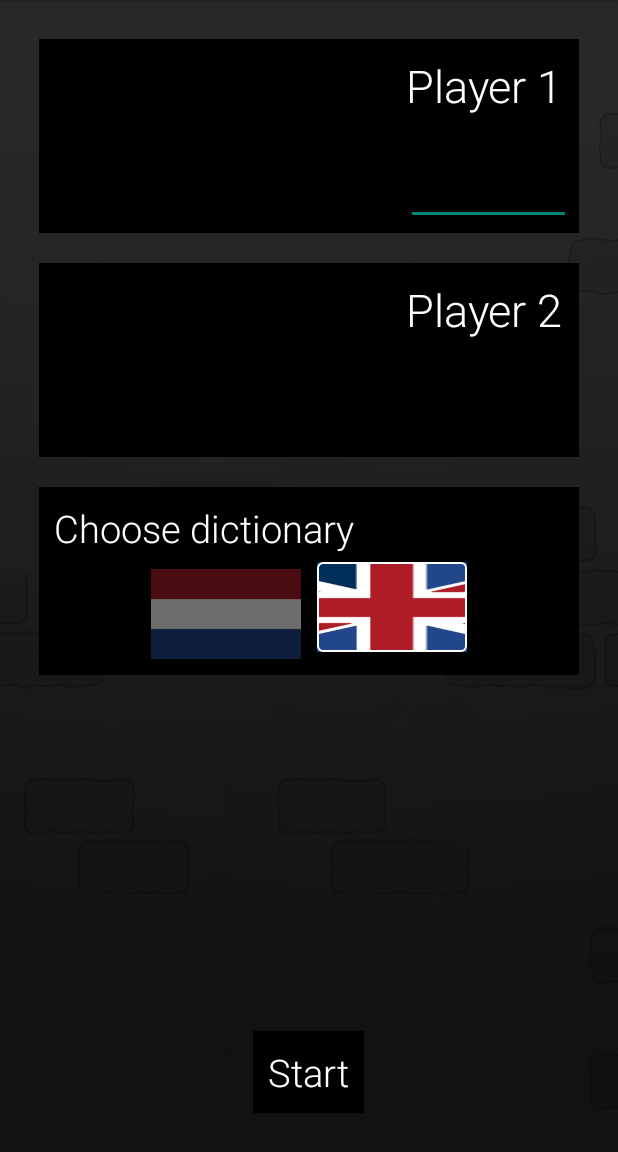
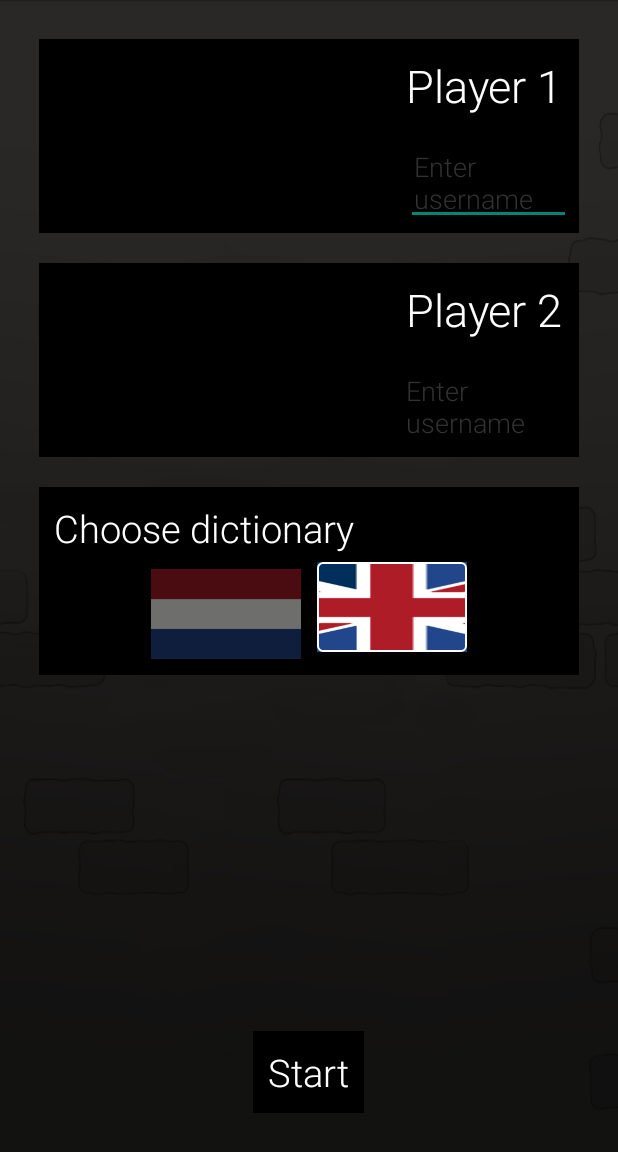
Before and after one commit to C0rine/Ghost, an Android app: the screen it shows after launch (GhostPlayerInput), after a tap on "New Game", on a phone screen of 412 x 824 dp, the part 84-1236 px from its top. Run offline under Robolectric (Android 15) with nearby library versions, the phone set to English and light mode, and no system bars; 4 statements that could not run were skipped.

Commit message:
Implemented autocomplete for username input

```diff
--- a/app/src/main/java/nl/mprog/ghost/GhostMainActivity.java
+++ b/app/src/main/java/nl/mprog/ghost/GhostMainActivity.java
@@ -20,7 +20,7 @@ public class GhostMainActivity extends BaseActivity {
         super.onCreate(savedInstanceState);
         setContentView(R.layout.activity_ghost_main);
 
-        Toast.makeText(this, "bg change on turn", Toast.LENGTH_SHORT).show();
+        Toast.makeText(this, "onFocus for both", Toast.LENGTH_SHORT).show();
     }
 
     @Override
--- a/app/src/main/java/nl/mprog/ghost/GhostPlayerInput.java
+++ b/app/src/main/java/nl/mprog/ghost/GhostPlayerInput.java
@@ -14,17 +14,23 @@ import android.view.Menu;
 import android.view.MenuItem;
 import android.view.View;
 import android.view.WindowManager;
+import android.widget.ArrayAdapter;
+import android.widget.AutoCompleteTextView;
 import android.widget.EditText;
 import android.widget.RadioButton;
 import android.widget.RadioGroup;
 import android.widget.Toast;
 
+import com.google.gson.Gson;
+
+import java.util.HashMap;
 import java.util.Objects;
+import java.util.Set;
 
 public class GhostPlayerInput extends BaseActivity {
 
-    EditText player1_input;
-    EditText player2_input;
+    AutoCompleteTextView player1_input;
+    AutoCompleteTextView player2_input;
 
     RadioGroup dictionaryoptions;
     RadioButton radiobuttonnl;
@@ -34,25 +40,66 @@ public class GhostPlayerInput extends BaseActivity {
     String player2name;
     Integer selectedIdRadio;
     String dict;
+    Highscores highscore;
 
     @Override
     protected void onCreate(Bundle savedInstanceState) {
         super.onCreate(savedInstanceState);
         setContentView(R.layout.activity_ghost_player_input);
 
-        // make sure the keyboard does not automatically pop-up
-        this.getWindow().setSoftInputMode(WindowManager.LayoutParams.SOFT_INPUT_STATE_ALWAYS_HIDDEN);
-
-        player1_input = (EditText) findViewById(R.id.player1_edittext);
-        player2_input = (EditText) findViewById(R.id.player2_edittext);
-
         dictionaryoptions = (RadioGroup) findViewById(R.id.radiogroup_dictionary);
         radiobuttonen = (RadioButton) findViewById(R.id.radiobutton_en);
         radiobuttonnl = (RadioButton) findViewById(R.id.radiobutton_nl);
 
+        player1_input = (AutoCompleteTextView) findViewById(R.id.player1_edittext);
+        player2_input = (AutoCompleteTextView) findViewById(R.id.player2_edittext);
+
+
+        // Make a string array to be used to autocomplete the edittext for username input
+        // We will get this from the highscores in sharedpreferences
+        SharedPreferences prefs = this.getSharedPreferences("settings", this.MODE_PRIVATE);
+        String sPHighscores = prefs.getString("HIGH", "EMPTY");
+        if(!sPHighscores.equals("EMPTY")){
+            // there were shared preferences
+            // load this in
+            Gson gsonsp = new Gson();
+            String json = sPHighscores;
+            highscore = gsonsp.fromJson(json, Highscores.class);
+        }
+
+        // get the highscore hashmap and retrieve its keys (playernames) in a string array
+        HashMap<String, String> map = highscore.getUnsortedMap();
+        Set<String> keys = map.keySet();
+        String[] plnames = keys.toArray(new String[keys.size()]);
+
+        // use array adapter to implement the autocomplete for username input
+        ArrayAdapter<String> adapter = new ArrayAdapter<String>(this, android.R.layout.simple_list_item_1, plnames);
+        player1_input.setAdapter(adapter);
+        player2_input.setAdapter(adapter);
+
+        // immediatly show previously used names on onfocus of playername input
+        // instead of having to first type two characters
+        player1_input.setOnFocusChangeListener(new View.OnFocusChangeListener(){
+            @Override
+            public void onFocusChange(View view, boolean hasFocus){
+                if(hasFocus){
+                    player1_input.showDropDown();
+                }
+            }
+        });
+        player2_input.setOnFocusChangeListener(new View.OnFocusChangeListener(){
+            @Override
+            public void onFocusChange(View view, boolean hasFocus){
+                if(hasFocus){
+                    player2_input.showDropDown();
+                }
+            }
+        });
+
+        // make sure the keyboard does not automatically pop-up
+        this.getWindow().setSoftInputMode(WindowManager.LayoutParams.SOFT_INPUT_STATE_ALWAYS_HIDDEN);
 
         // retrieve prefered dictionary from sharedpreferences and check corresponding radiobutton
-        SharedPreferences prefs = this.getSharedPreferences("settings", this.MODE_PRIVATE);
         String dictpref = prefs.getString("DICT", "EN");
 
         if (Objects.equals(dictpref, "EN")){
@@ -78,7 +125,7 @@ public class GhostPlayerInput extends BaseActivity {
         // as you specify a parent activity in AndroidManifest.xml.
         int id = item.getItemId();
 
-        //noinspection SimplifiableIfStatement
+        // noinspection SimplifiableIfStatement
 
         // Gets inherited from BaseActivity
 
@@ -127,6 +174,5 @@ public class GhostPlayerInput extends BaseActivity {
 
             startActivityForResult(startPlaying, 1);
         }
-
     }
 }
--- a/app/src/main/res/layout/activity_ghost_player_input.xml
+++ b/app/src/main/res/layout/activity_ghost_player_input.xml
@@ -57,7 +57,7 @@
                     android:padding="5dp"
                     android:layout_margin="5dp" />
 
-                <EditText
+                <AutoCompleteTextView
                     android:id="@+id/player1_edittext"
                     android:layout_width="fill_parent"
                     android:layout_height="wrap_content"
@@ -65,6 +65,7 @@
                     android:layout_alignStart="@+id/player1_text"
                     android:textColor="#ffffff"
                     android:hint="@string/player1_edittext_text"
+                    android:textColorHint="#333333"
                     android:padding="5dp"
                     android:layout_margin="5dp" />
 
@@ -99,7 +100,7 @@
                     android:padding="5dp"
                     android:layout_margin="5dp" />
 
-                <EditText
+                <AutoCompleteTextView
                     android:id="@+id/player2_edittext"
                     android:layout_width="fill_parent"
                     android:layout_height="wrap_content"
@@ -107,6 +108,7 @@
                     android:layout_toEndOf="@+id/player2_avatarspinner"
                     android:textColor="#ffffff"
                     android:hint="@string/enter_username_text"
+                    android:textColorHint="#333333"
                     android:padding="5dp"
                     android:layout_margin="5dp" />
 
```
Also changed, not shown: app/src/main/java/nl/mprog/ghost/Game.java (+0 -8 lines).
